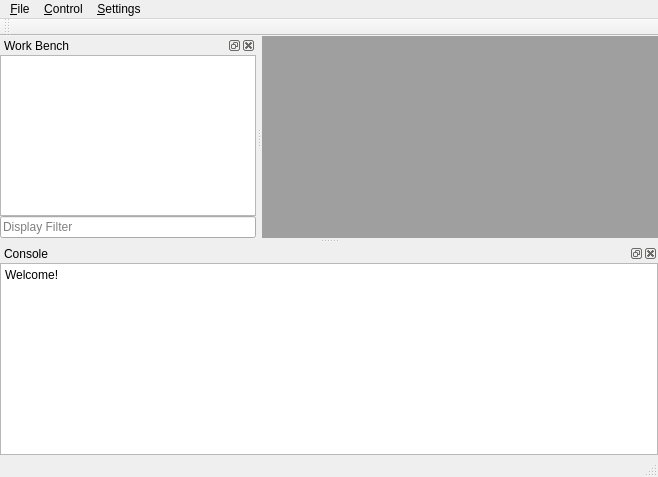
Qt form mainwindow.ui (davidaq/Uranus2) before a commit.
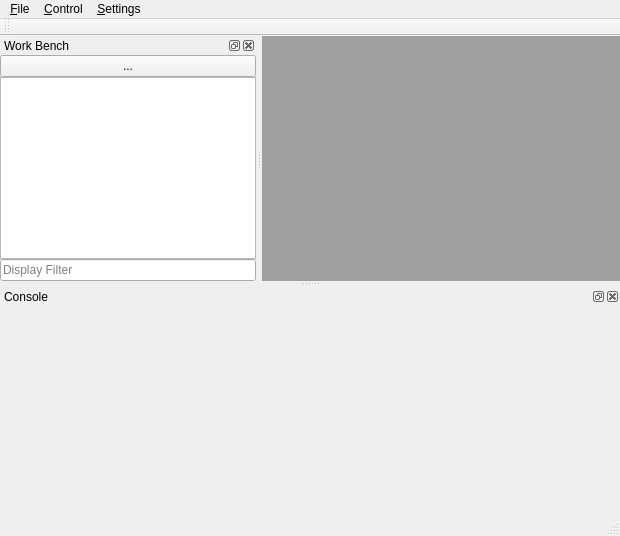
The same form after that commit. Icons and pictures are not drawn. Custom widgets are drawn as their Qt base class.

```diff
--- a/mainwindow.ui
+++ b/mainwindow.ui
@@ -6,8 +6,8 @@
    <rect>
     <x>0</x>
     <y>0</y>
-    <width>658</width>
-    <height>477</height>
+    <width>620</width>
+    <height>536</height>
    </rect>
   </property>
   <property name="windowTitle">
@@ -18,11 +18,15 @@
     <property name="margin">
      <number>0</number>
     </property>
-    <property name="spacing">
-     <number>0</number>
-    </property>
     <item row="0" column="0">
-     <widget class="QMdiArea" name="mdiArea"/>
+     <widget class="QMdiArea" name="mdiArea">
+      <property name="sizePolicy">
+       <sizepolicy hsizetype="Maximum" vsizetype="Maximum">
+        <horstretch>0</horstretch>
+        <verstretch>0</verstretch>
+       </sizepolicy>
+      </property>
+     </widget>
     </item>
    </layout>
   </widget>
@@ -31,7 +35,7 @@
     <rect>
      <x>0</x>
      <y>0</y>
-     <width>658</width>
+     <width>620</width>
      <height>32</height>
     </rect>
    </property>
@@ -67,7 +71,7 @@
    <property name="minimumSize">
     <size>
      <width>130</width>
-     <height>160</height>
+     <height>241</height>
     </size>
    </property>
    <property name="windowTitle">
@@ -84,15 +88,53 @@
      <property name="spacing">
       <number>0</number>
      </property>
-     <item row="1" column="0">
+     <item row="0" column="0">
+      <widget class="QPushButton" name="setCwdBtn">
+       <property name="sizePolicy">
+        <sizepolicy hsizetype="Ignored" vsizetype="Fixed">
+         <horstretch>0</horstretch>
+         <verstretch>0</verstretch>
+        </sizepolicy>
+       </property>
+       <property name="text">
+        <string>...</string>
+       </property>
+       <property name="icon">
+        <iconset resource="res.qrc">
+         <normaloff>:/images/folder-home.png</normaloff>:/images/folder-home.png</iconset>
+       </property>
+      </widget>
+     </item>
+     <item row="2" column="0">
       <widget class="QLineEdit" name="lineEdit">
        <property name="placeholderText">
         <string>Display Filter</string>
        </property>
       </widget>
      </item>
-     <item row="0" column="0">
-      <widget class="QTreeView" name="treeView"/>
+     <item row="1" column="0">
+      <widget class="QTreeWidget" name="benchView">
+       <property name="contextMenuPolicy">
+        <enum>Qt::CustomContextMenu</enum>
+       </property>
+       <property name="editTriggers">
+        <set>QAbstractItemView::EditKeyPressed</set>
+       </property>
+       <property name="rootIsDecorated">
+        <bool>false</bool>
+       </property>
+       <property name="animated">
+        <bool>true</bool>
+       </property>
+       <attribute name="headerVisible">
+        <bool>false</bool>
+       </attribute>
+       <column>
+        <property name="text">
+         <string>Name</string>
+        </property>
+       </column>
+      </widget>
      </item>
     </layout>
    </widget>
@@ -100,8 +142,8 @@
   <widget class="QDockWidget" name="consoleDock">
    <property name="minimumSize">
     <size>
-     <width>99</width>
-     <height>157</height>
+     <width>256</width>
+     <height>227</height>
     </size>
    </property>
    <property name="windowTitle">
@@ -110,32 +152,23 @@
    <attribute name="dockWidgetArea">
     <number>8</number>
    </attribute>
-   <widget class="QWidget" name="dockWidgetContents_2">
-    <layout class="QGridLayout" name="gridLayout_3">
-     <property name="margin">
-      <number>0</number>
-     </property>
-     <property name="spacing">
-      <number>0</number>
-     </property>
-     <item row="0" column="0">
-      <widget class="QPlainTextEdit" name="plainTextEdit">
-       <property name="readOnly">
-        <bool>true</bool>
-       </property>
-       <property name="plainText">
-        <string>Welcome!</string>
-       </property>
-      </widget>
-     </item>
-     <item row="1" column="0">
-      <widget class="QWidget" name="widget" native="true"/>
-     </item>
-    </layout>
-   </widget>
+   <widget class="Console" name="consoleWidget"/>
   </widget>
  </widget>
  <layoutdefault spacing="6" margin="11"/>
- <resources/>
+ <customwidgets>
+  <customwidget>
+   <class>Console</class>
+   <extends>QWidget</extends>
+   <header>console.h</header>
+   <container>1</container>
+  </customwidget>
+ </customwidgets>
+ <tabstops>
+  <tabstop>lineEdit</tabstop>
+ </tabstops>
+ <resources>
+  <include location="res.qrc"/>
+ </resources>
  <connections/>
 </ui>
```
Left out of the diff: 45 changed lines with no effect on the pictures.
